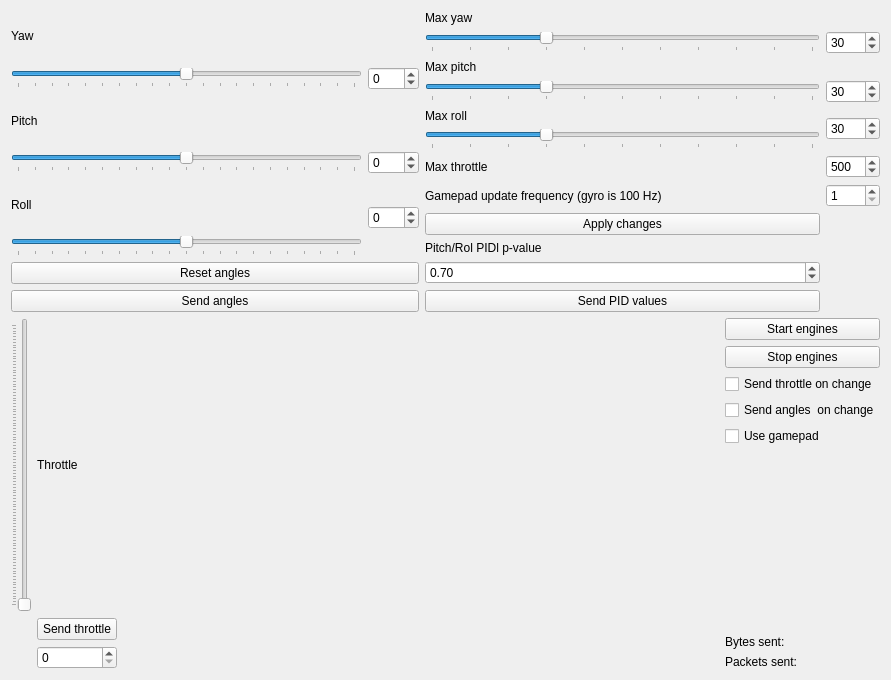
Before: the Qt Designer form FlightController/Python/GraphicalController/gui.ui in debnera/arduino-quadcopter, drawn with Qt 5.
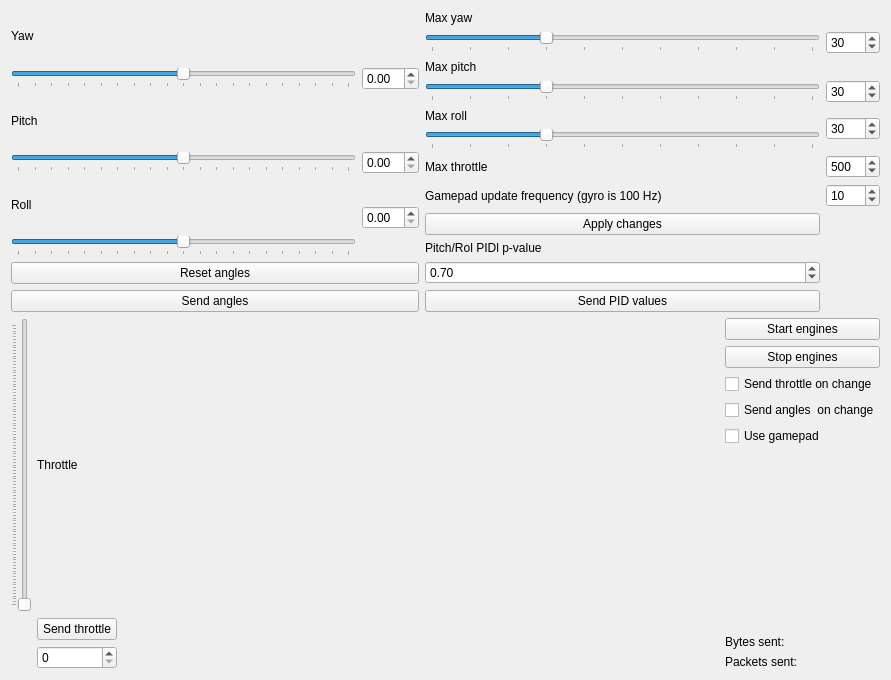
After: the same form once the commit is applied.

Commit message: GraphicalController: Changed angles from ints to floats. Untested, high possibility of runtime errors.

What changed in the file:
```diff
--- a/FlightController/Python/GraphicalController/gui.ui
+++ b/FlightController/Python/GraphicalController/gui.ui
@@ -88,16 +88,6 @@
    </item>
    <item row="0" column="0">
     <layout class="QGridLayout" name="gridLayout">
-     <item row="1" column="1">
-      <widget class="QSpinBox" name="angles_yaw_spinBox">
-       <property name="minimum">
-        <number>-100</number>
-       </property>
-       <property name="maximum">
-        <number>100</number>
-       </property>
-      </widget>
-     </item>
      <item row="4" column="0">
       <widget class="QLabel" name="roll_label">
        <property name="text">
@@ -105,16 +95,6 @@
        </property>
       </widget>
      </item>
-     <item row="4" column="1" rowspan="2">
-      <widget class="QSpinBox" name="angles_roll_spinBox">
-       <property name="minimum">
-        <number>-100</number>
-       </property>
-       <property name="maximum">
-        <number>100</number>
-       </property>
-      </widget>
-     </item>
      <item row="5" column="0">
       <widget class="QSlider" name="angles_roll_slider">
        <property name="mouseTracking">
@@ -144,16 +124,6 @@
        </property>
       </widget>
      </item>
-     <item row="3" column="1">
-      <widget class="QSpinBox" name="angles_pitch_spinBox">
-       <property name="minimum">
-        <number>-100</number>
-       </property>
-       <property name="maximum">
-        <number>100</number>
-       </property>
-      </widget>
-     </item>
      <item row="3" column="0">
       <widget class="QSlider" name="angles_pitch_slider">
        <property name="minimum">
@@ -199,6 +169,15 @@
        </property>
       </widget>
      </item>
+     <item row="1" column="1">
+      <widget class="QDoubleSpinBox" name="angles_yaw_doubleSpinBox"/>
+     </item>
+     <item row="3" column="1">
+      <widget class="QDoubleSpinBox" name="angles_pitch_doubleSpinBox"/>
+     </item>
+     <item row="4" column="1" rowspan="2">
+      <widget class="QDoubleSpinBox" name="angles_roll_doubleSpinBox"/>
+     </item>
     </layout>
    </item>
    <item row="0" column="1" rowspan="2">
@@ -350,6 +329,9 @@
        <property name="maximum">
         <number>100</number>
        </property>
+       <property name="value">
+        <number>10</number>
+       </property>
       </widget>
      </item>
      <item row="8" column="0">
```
Left out of the diff: 122 changed lines with no effect on the pictures. The commit also changes 1 other file.
